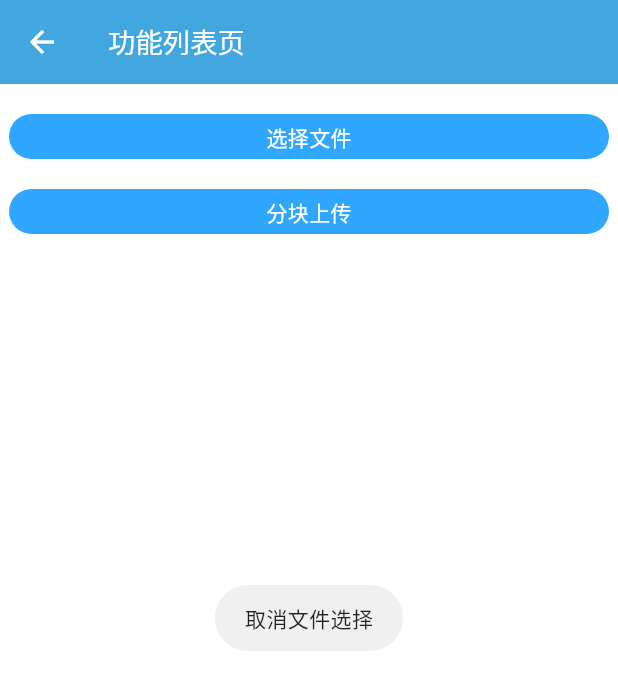
After one commit to LuciusCS/FlutterPorject, a Flutter app: the FunctionListPage screen opened directly, after a tap on "选择文件", on a phone screen of 412 x 824 dp. The commit adds this screen. Shown: the top 690 px of the screen. Run offline on Flutter 3.47's test engine with Material 3 defaults, Android fonts, the phone set to English and light mode, and no system bars; our stand-ins replace connectivity_plus, dio, file_picker, flutter_screenutil, fluttertoast, get and 1 more; accounts and stored records are empty; project files that could hold a hidden picture were left out.

Commit message:
添加分块上传

```diff
--- /dev/null
+++ b/lib/page/function/function_list_page.dart
@@ -0,0 +1,156 @@
+
+
+import 'dart:io';
+
+import 'package:file_picker/file_picker.dart';
+import 'package:flutter/material.dart';
+import 'package:flutter/services.dart';
+import 'package:flutter_project/widget/common_button_mixin.dart';
+import 'package:fluttertoast/fluttertoast.dart';
+
+import 'package:get/get.dart';
+
+import '../../utils/ResumableUpload.dart';
+
+
+// import 'splash_logic.dart';
+// import 'splash_state.dart';
+
+///用于表示功能列表页
+
+
+class FunctionListPage extends StatefulWidget {
+  @override
+  _FunctionListPageState createState() => _FunctionListPageState();
+}
+
+class _FunctionListPageState extends State<FunctionListPage> with CommonButtonMixin{
+  // final SplashLogic logic = Get.put(SplashLogic());
+  // final SplashState state = Get.find<SplashLogic>().state;
+
+  @override
+  void initState() {
+    // TODO: implement initState
+    super.initState();
+    // logic.checkLogin();
+  }
+
+  @override
+  Widget build(BuildContext context) {
+    return Scaffold(
+      appBar: AppBar(
+        title: Text("功能列表页"),
+      ),
+      body: SingleChildScrollView(
+        child:
+        Container(
+          child: Column(
+            children: [
+              ///用于表示选择文件并上传
+              // Text("data"),
+
+              Padding(padding: EdgeInsets.only(top: 20)),
+
+              commonButton("选择文件", Color(0xff2FA7FE), (){
+
+
+                pickFiles();
+              }),
+              Padding(padding: EdgeInsets.only(top: 20)),
+
+              commonButton("分块上传", Color(0xff2FA7FE), (){
+                uploadFileByChunk();
+              }),
+
+
+
+
+            ],
+          ),
+
+        )
+
+      ),
+    );
+  }
+
+  @override
+  void dispose() {
+    // Get.delete<SplashLogic>();
+    super.dispose();
+  }
+
+  ///用于文件选择
+  FileType pickingType = FileType.any;
+  String? _extension;
+  final _dialogTitleController = TextEditingController();
+  final _initialDirectoryController = TextEditingController();
+  bool _lockParentWindow = false;
+
+  ///用于表示选择到的文件
+  late File selectedFile;
+  ///用于选择文件并发送
+  void pickFiles() async {
+    _resetState();
+    try {
+      FilePickerResult? result = await FilePicker.platform.pickFiles(
+          type: pickingType,
+          allowMultiple: false,
+          onFileLoading: (FilePickerStatus status) => print(status),
+          allowedExtensions: (_extension?.isNotEmpty ?? false)
+              ? _extension?.replaceAll(' ', '').split(',')
+              : null,
+          dialogTitle: _dialogTitleController.text,
+          initialDirectory: _initialDirectoryController.text,
+          lockParentWindow: _lockParentWindow,
+          withData: true);
+
+      if (result != null) {
+        List<File> files = result.paths.map((path) => File(path!)).toList();
+        // toast("文件加载中");
+
+        selectedFile=files.first;
+        ///用于表示读取到的文件
+        // Uint8List fileBytes = result.files.first.bytes!;
+        //
+        // int downloadFileSize = fileBytes.length;
+
+      } else {
+        toast("取消文件选择");
+      }
+    } on PlatformException catch (e) {
+      print('Unsupported operation' + e.toString());
+    } catch (e) {
+      print(e.toString());
+    }
+
+    // setState(() {
+    //   loading = false;
+    // });
+
+    if (!mounted) return;
+  }
+
+  void _resetState() {
+    if (!mounted) {
+      return;
+    }
+  }
+
+
+
+  ///用于表示分块上传
+  uploadFileByChunk(){
+    ResumableUpload resumableUpload=ResumableUpload( file: selectedFile);
+    resumableUpload.upload();
+  }
+
+  ///用于表示显示提示
+  void toast(String info) {
+    Fluttertoast.showToast(
+        msg: info,
+        toastLength: Toast.LENGTH_SHORT,
+        gravity: ToastGravity.CENTER);
+  }
+
+}
--- a/lib/page/main/main_state.dart
+++ b/lib/page/main/main_state.dart
@@ -2,6 +2,7 @@ import 'package:flutter/material.dart';
 
 import 'package:get/get.dart';
 
+import '../function/function_list_page.dart';
 import '../tab_home/home_tab_view.dart';
 import '../tab_profile/profile_tab_view.dart';
 
@@ -22,7 +23,7 @@ class MainState {
     //PageView page
     pageList = [
       HomeTabPage(),
-      Container(color: Colors.green),
+      FunctionListPage(),
       Container(color: Colors.red),
       Container(color: Colors.green),
       ProfileTabPage(),
--- /dev/null
+++ b/lib/widget/common_button_mixin.dart
@@ -0,0 +1,40 @@
+
+
+
+import 'dart:ui';
+
+import 'package:flutter/material.dart';
+
+mixin CommonButtonMixin{
+  ///用于表示普通按钮
+  Widget commonButton(String title, Color color, Function fun) {
+    return InkWell(
+      child: Container(
+        padding: EdgeInsets.only(top: 5, left: 10, right: 10, bottom: 5),
+        margin: EdgeInsets.only(left: 6, right: 6),
+        decoration: BoxDecoration(
+          borderRadius: BorderRadius.all(Radius.circular(26)),
+          color: color,
+          // border: Border.all(
+          //     color: blue ? Color(0xffE2ECF5) : Color(0xff2FA7FE),
+          //     width: 1.0,
+          //     style: BorderStyle.solid)
+        ),
+        alignment: Alignment.center,
+        child: Text(
+          title,
+          style: TextStyle(
+              color: Color(0xffffffff),
+              fontWeight: FontWeight.w400,
+              fontSize: 14),
+        ),
+      ),
+      onTap: () {
+        // showInfoBean3762s.clear();
+        // setState(() {});
+        fun();
+      },
+    );
+  }
+
+}
--- /dev/null
+++ b/lib/widget/select_file_mixin.dart
@@ -0,0 +1,6 @@
+
+
+
+mixin SelectFileMixin{
+
+}
--- a/pubspec.yaml
+++ b/pubspec.yaml
@@ -42,6 +42,8 @@ dependencies:
   get: ^4.6.6
   flutter_screenutil: ^5.9.3
   r_upgrade: 0.4.2
+  file_picker: ^8.0.0+1
+  json_annotation: 4.9.0
 
 dev_dependencies:
   flutter_test:
```
Also changed, not shown: lib/common/dao/CommonDao.dart (added, +21 -0 lines), lib/common/net/address.dart (added, +42 -0 lines), lib/common/net/response/BaseResponseBody.dart (added, +11 -0 lines), lib/common/net/response/CommonResponseBody.dart (added, +22 -0 lines), lib/common/net/result_data.dart (+4 -3 lines), lib/main.dart (+1 -51 lines), lib/page/HomePage.dart (deleted, +0 -21 lines), lib/page/SecondPage.dart (deleted, +0 -17 lines), lib/utils/ResumableUpload.dart (added, +84 -0 lines), lib/common/net/response/CommonResponseBody.g.dart (added), pubspec.lock.
